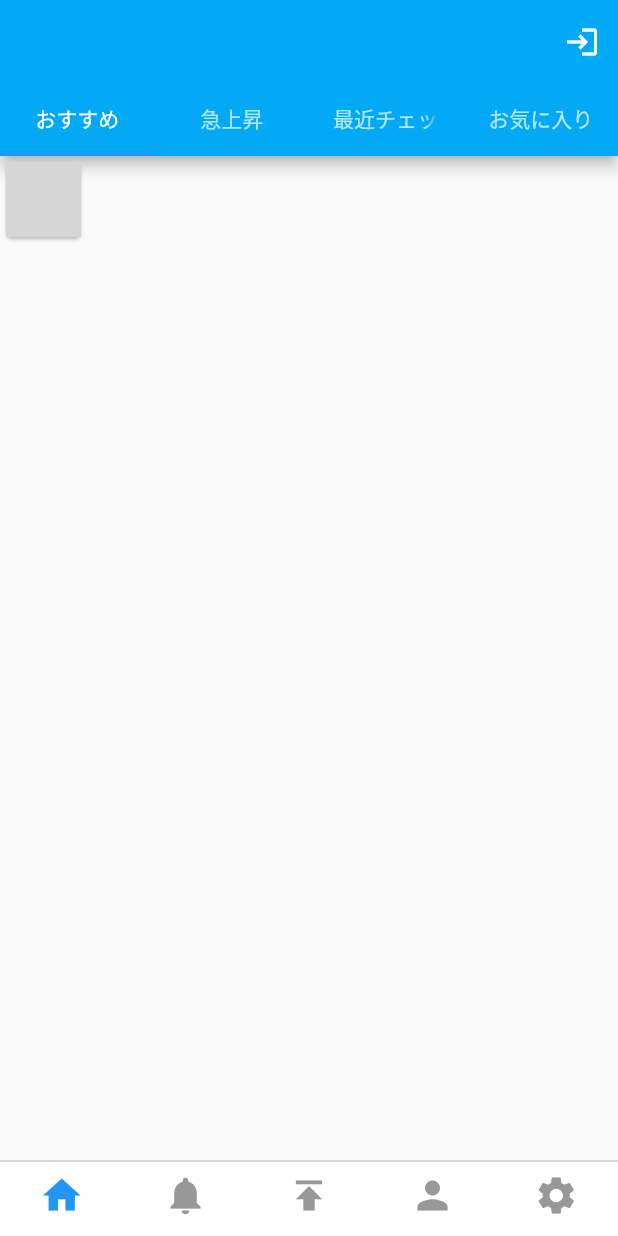
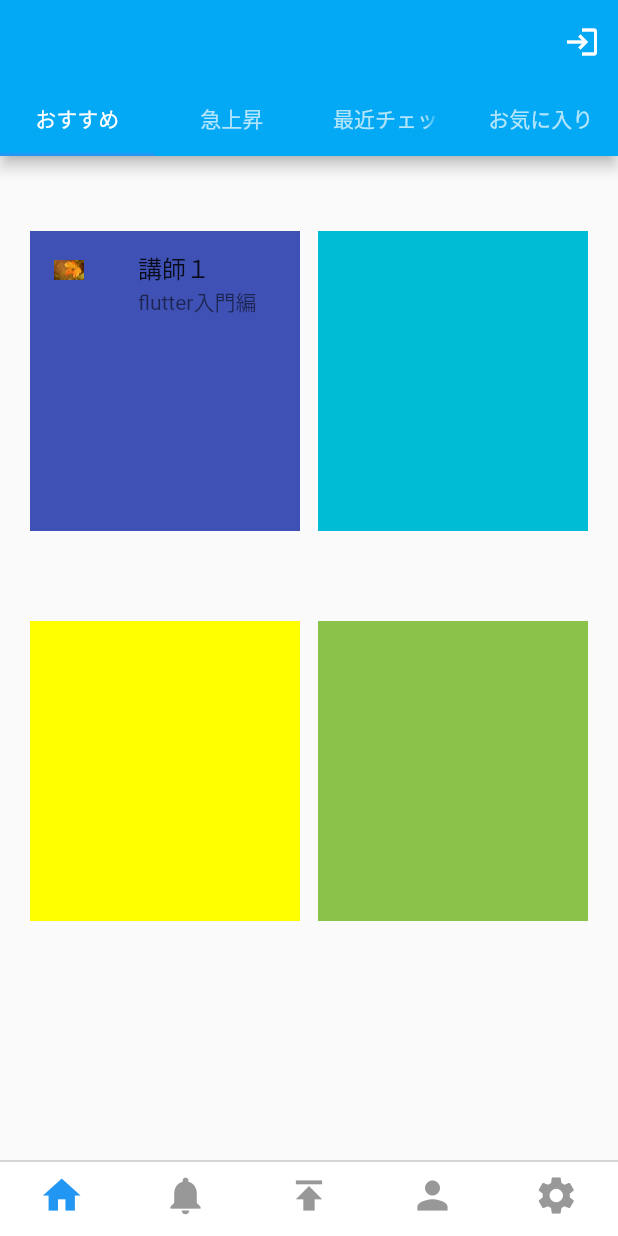
Before and after one commit to Aky-kashi/onetime, a Flutter app: the screen it shows after launch, on a phone screen of 412 x 824 dp. Run offline on Flutter 3.47's test engine with Material 2 defaults, Android fonts, the phone set to English and light mode, and no system bars; our stand-ins replace cloud_firestore, firebase_auth, firebase_core, flutter_hooks, flutter_signin_button, fluttertoast and 3 more; accounts and stored records are empty; grey boxes are pictures that could not be loaded.

Commit message:
update: homescreen teacher page pushed by jiali

```diff
--- a/lib/screens/home/home_screen.dart
+++ b/lib/screens/home/home_screen.dart
@@ -72,25 +72,57 @@ class _HomeScreenState extends State<HomeScreen>
   }
 
   Widget createTabRecommed() {
-    return Container(
-      child: Column(
-        children: [
-          Row(
-            children: [
-              Card(
-                child: ClipOval(
-                  child: Image.asset(
-                    'assets/images/autumnicon.jpg',
-                    height: 50,
-                    width: 50,
-                    fit: BoxFit.cover,
-                  ),
+    return Stack(
+      children: <Widget>[
+        Positioned(
+          left: 20.0,
+          top: 50.0,
+          width: 180.0,
+          height: 200.0,
+          child: Container(
+            child: ListTile(
+              leading: ClipRRect(
+                child: Image.asset(
+                  'assets/images/autumnicon.jpg',
+                  height: 20,
+                  width: 20,
                 ),
               ),
-          ],
+              title: Text('講師１'),
+              subtitle: Text('flutter入門編'),
+              onTap: () {/* react to the tile being tapped */},
+            ),
+            color: Colors.indigo,
           ),
-        ],
-      ),
+        ),
+        Positioned(
+          top: 50.0,
+          right: 20.0,
+          width: 180.0,
+          height: 200.0,
+          child: Container(
+            color: Colors.cyan,
+          ),
+        ),
+        Positioned(
+          bottom: 160.0,
+          left: 20.0,
+          width: 180.0,
+          height: 200.0,
+          child: Container(
+            color: Colors.yellowAccent,
+          ),
+        ),
+        Positioned(
+          bottom: 160.0,
+          right: 20.0,
+          width: 180.0,
+          height: 200.0,
+          child: Container(
+            color: Colors.lightGreen,
+          ),
+        ),
+      ],
     );
   }
 }
```
Also changed, not shown: assets/images/autumnicon.jpg (added), assets/images/snowmanIcon.png (added), assets/images/springicon.jpg (added), assets/images/summericon.jpg (added).
